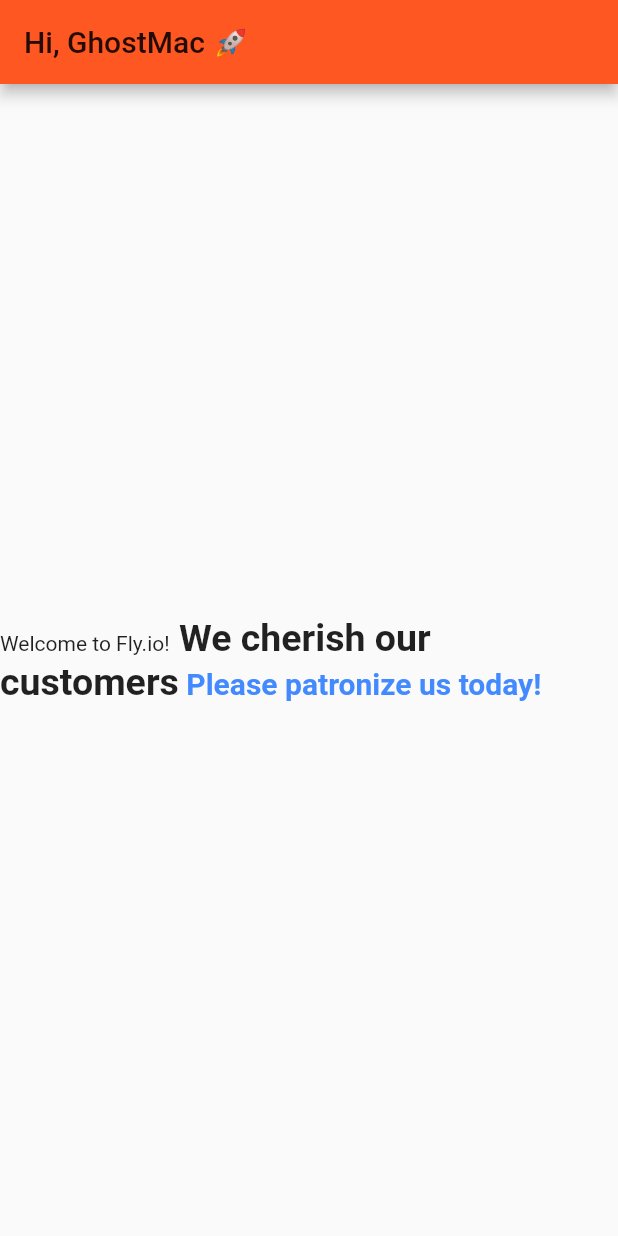
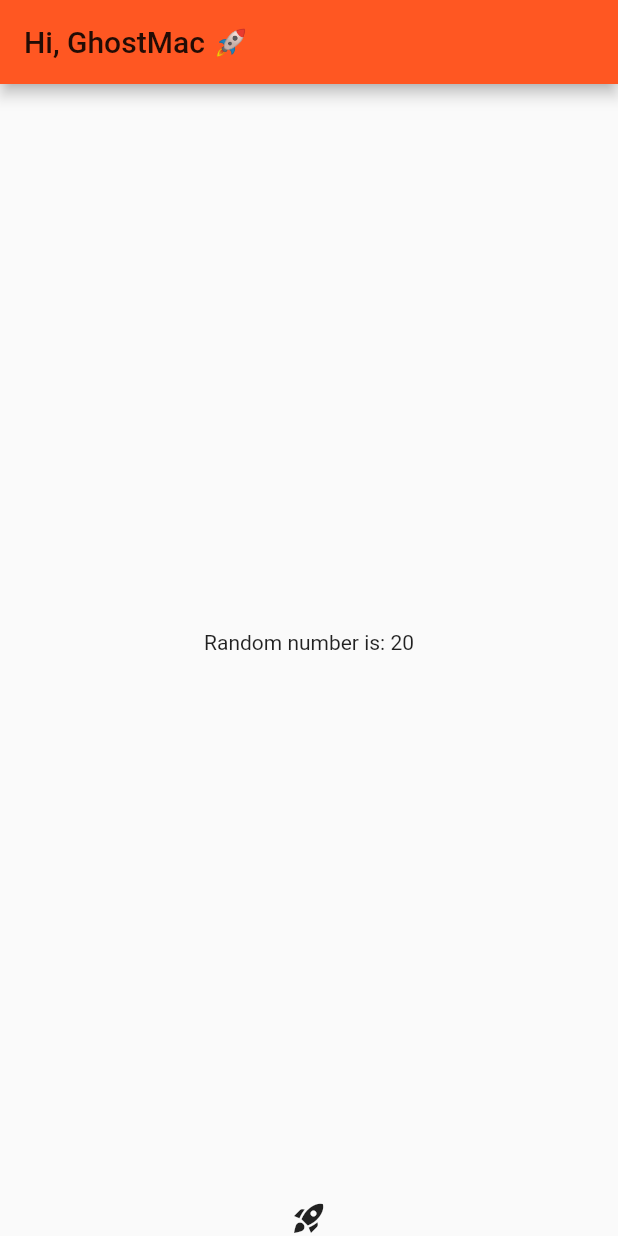
Before and after one commit to theghostmac/flyio, a Flutter app: the screen it shows after launch, on a phone screen of 412 x 824 dp. Run offline on Flutter 3.47's test engine with Material 2 defaults, Android fonts, the phone set to English and light mode, and no system bars.

Commit message:
feature: added screens folder for all screens

```diff
--- a/lib/main.dart
+++ b/lib/main.dart
@@ -1,41 +1,18 @@
 import 'package:flutter/material.dart';
+import 'screens/dashboard.dart';
 
-void main() {
-  runApp(
-    MaterialApp(
+void main() => runApp(const FlyioApp());
+
+class FlyioApp extends StatelessWidget {
+  const FlyioApp({super.key});
+
+  @override
+  Widget build(BuildContext context) {
+    return const MaterialApp(
+      debugShowCheckedModeBanner: false,
       title: 'Fly.io 🚀',
-      home: Scaffold(
-        appBar: AppBar(
-          backgroundColor: Colors.deepOrange,
-          foregroundColor: Colors.black87,
-          title: const Text('Hi, GhostMac 🚀'),
-          centerTitle: false,
-        ),
-        body: const Center(
-          child: Text.rich(
-            TextSpan(
-              text: "Welcome to Fly.io!",
-              children: [
-                TextSpan(
-                  text: " We cherish our customers",
-                  style: TextStyle(
-                    fontSize: 25.0,
-                    fontWeight: FontWeight.bold,
-                  ),
-                ),
-                TextSpan(
-                  text: " Please patronize us today!",
-                  style: TextStyle(
-                    fontSize: 20.0,
-                    color: Colors.blueAccent,
-                    fontWeight: FontWeight.bold,
-                  ),
-                ),
-              ],
-            ),
-          ),
-        ),
-      ),
-    ),
-  );
+      themeMode: ThemeMode.system,
+      home: Dashboard(),
+    );
+  }
 }
--- /dev/null
+++ b/lib/screens/dashboard.dart
@@ -0,0 +1,27 @@
+import 'dart:math';
+
+import 'package:flutter/material.dart';
+
+class Dashboard extends StatelessWidget {
+  const Dashboard({super.key});
+
+  @override
+  Widget build(BuildContext context) {
+    return Scaffold(
+      appBar: AppBar(
+        backgroundColor: Colors.deepOrange,
+        foregroundColor: Colors.black87,
+        title: const Text('Hi, GhostMac 🚀'),
+        centerTitle: false,
+      ),
+      body: Center(
+        child: Text("Random number is: ${getRandomNumber()}")
+      ),
+      bottomNavigationBar: const SafeArea(
+        child: Icon(Icons.rocket_launch),
+      ),
+    );
+  }
+}
+
+int getRandomNumber() => Random().nextInt(100);
```
